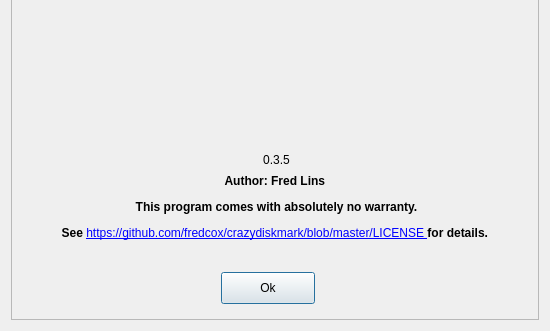
Before: the Qt Designer form crazydiskmark/aboutdialog.ui in sagudeloo/ApoloDiskMark, drawn with Qt 5; both pictures show x 0 to 550 and y 169 to 500 of the 550 by 500 pixel window.
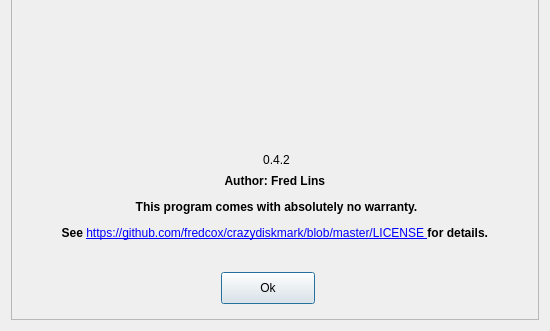
After: the same form once the commit is applied. Icons and pictures are not drawn.

Diff of the .ui file:
```diff
--- a/crazydiskmark/aboutdialog.ui
+++ b/crazydiskmark/aboutdialog.ui
@@ -60,7 +60,7 @@
        </rect>
       </property>
       <property name="text">
-       <string>0.3.5</string>
+       <string>0.4.2</string>
       </property>
       <property name="alignment">
        <set>Qt::AlignCenter</set>
```
